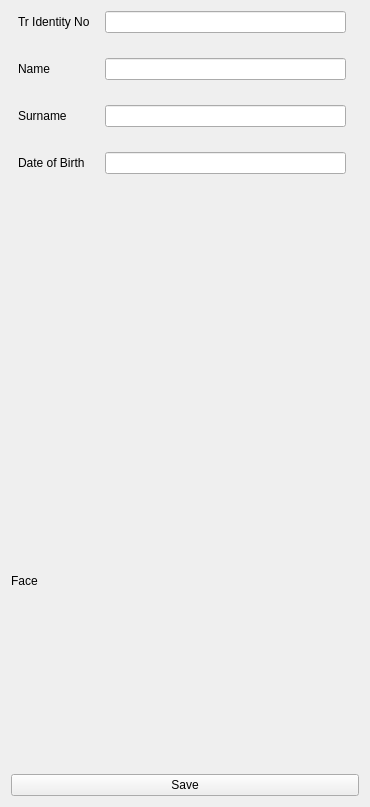
Qt form customWidgets/IdCardOutput/ocroutputwidget.ui (musimab/Pyqt_ID_Card_Analysis_Tool) before a commit.
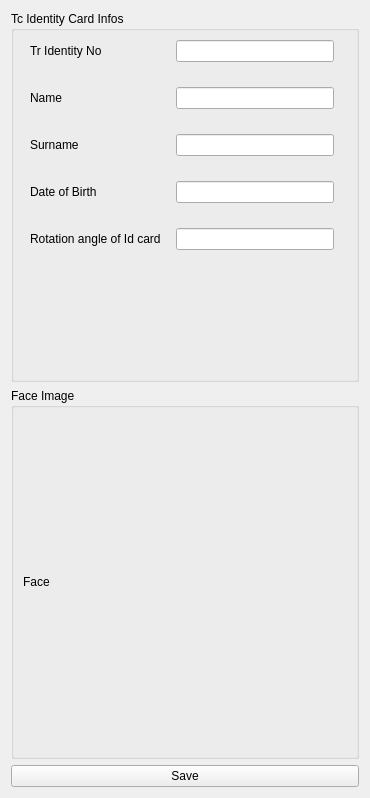
The same form after that commit.

What changed in the file:
```diff
--- a/customWidgets/IdCardOutput/ocroutputwidget.ui
+++ b/customWidgets/IdCardOutput/ocroutputwidget.ui
@@ -7,7 +7,7 @@
     <x>0</x>
     <y>0</y>
     <width>370</width>
-    <height>807</height>
+    <height>798</height>
    </rect>
   </property>
   <property name="windowTitle">
@@ -15,6 +15,12 @@
   </property>
   <layout class="QVBoxLayout" name="verticalLayout">
    <item>
+    <widget class="QGroupBox" name="groupBox">
+     <property name="title">
+      <string>Tc Identity Card Infos</string>
+     </property>
+     <layout class="QHBoxLayout" name="horizontalLayout">
+      <item>
     <layout class="QFormLayout" name="formLayout">
      <property name="horizontalSpacing">
       <number>15</number>
@@ -68,13 +74,35 @@
      <item row="3" column="1">
       <widget class="QLineEdit" name="lineEdit_date_of_birth"/>
      </item>
-    </layout>
+        <item row="4" column="0">
+         <widget class="QLabel" name="label_5">
+          <property name="text">
+           <string>Rotation angle of Id card</string>
+          </property>
+         </widget>
+        </item>
+        <item row="4" column="1">
+         <widget class="QLineEdit" name="lineEdit_rotation_angle"/>
+        </item>
+       </layout>
+      </item>
+     </layout>
+    </widget>
    </item>
    <item>
+    <widget class="QGroupBox" name="groupBox_2">
+     <property name="title">
+      <string>Face Image</string>
+     </property>
+     <layout class="QGridLayout" name="gridLayout">
+      <item row="0" column="0">
     <widget class="QLabel" name="label_face">
      <property name="text">
       <string>Face</string>
      </property>
+       </widget>
+      </item>
+     </layout>
     </widget>
    </item>
    <item>
```
Lines whose indentation alone changed are shown as unchanged.
